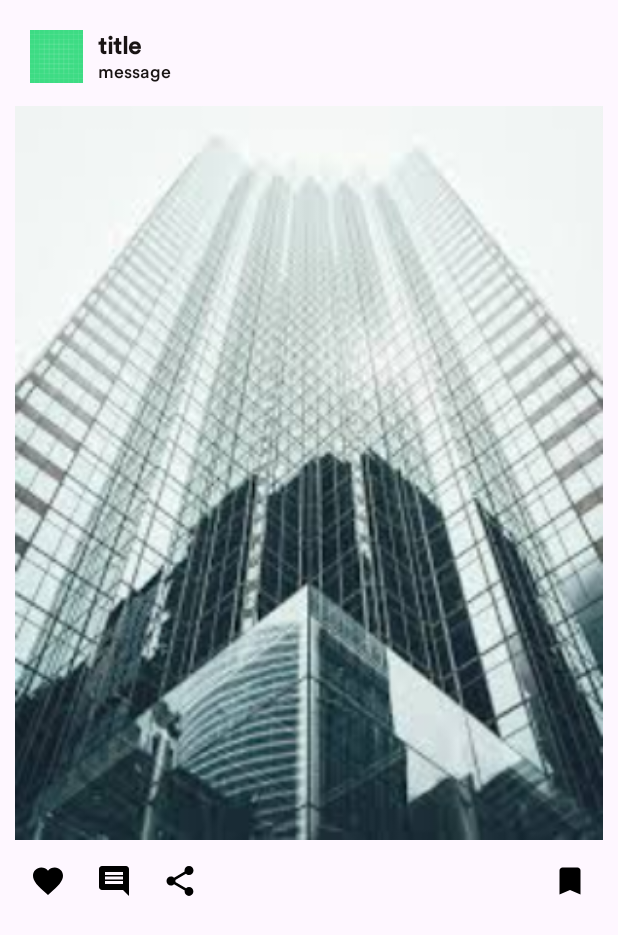
After one commit to ajiang4138/Wrappedify, an Android app: the dashboard screen opened directly, with no data from a screen before it, on a phone screen of 412 x 824 dp. The commit adds this screen. Shown: the top 935 px of the screen. Run offline under Robolectric (Android 15) with nearby library versions, the phone set to English and light mode, and no system bars.

Commit message:
implemented functionality of an Instagram like video feed

```diff
--- /dev/null
+++ b/app/src/main/java/com/example/wrappedify/RecyclerAdapter.java
@@ -0,0 +1,63 @@
+package com.example.wrappedify;
+
+import android.text.Layout;
+import android.view.LayoutInflater;
+import android.view.View;
+import android.view.ViewGroup;
+import android.widget.ImageView;
+import android.widget.TextView;
+
+import androidx.annotation.NonNull;
+import androidx.recyclerview.widget.RecyclerView;
+
+import org.w3c.dom.Text;
+
+import java.util.ArrayList;
+import java.util.zip.Inflater;
+
+public class RecyclerAdapter extends RecyclerView.Adapter<RecyclerAdapter.ViewHolder>{
+
+    private ArrayList<WrappedFeed> arrayList;
+    public RecyclerAdapter(ArrayList<WrappedFeed> arrayList) {
+        this.arrayList = arrayList;
+    }
+    @NonNull
+    @Override
+    public ViewHolder onCreateViewHolder(@NonNull ViewGroup parent, int viewType) {
+        LayoutInflater inflater = LayoutInflater.from(parent.getContext());
+        View view = inflater.inflate(R.layout.item_view, parent, false);
+        return new ViewHolder(view);
+    }
+
+    @Override
+    public void onBindViewHolder(@NonNull ViewHolder holder, int position) {
+        WrappedFeed wrappedFeed = arrayList.get(position);
+
+        holder.title.setText(wrappedFeed.getTitle());
+        holder.message.setText(wrappedFeed.getMessage());
+        holder.profileImage.setImageResource(wrappedFeed.getProfileIcon());
+        holder.postImage.setImageResource(wrappedFeed.getPostImage());
+
+    }
+
+    @Override
+    public int getItemCount() {
+        return arrayList.size();
+    }
+
+    public class ViewHolder extends RecyclerView.ViewHolder {
+        ImageView profileImage;
+        ImageView postImage;
+        TextView title;
+        TextView message;
+        public ViewHolder(@NonNull View itemView) {
+            super(itemView);
+
+            profileImage = itemView.findViewById(R.id.ivProfile);
+            postImage = itemView.findViewById(R.id.ivPost);
+            title = itemView.findViewById(R.id.title);
+            message = itemView.findViewById(R.id.message);
+
+        }
+    }
+}
--- /dev/null
+++ b/app/src/main/java/com/example/wrappedify/WrappedFeed.java
@@ -0,0 +1,47 @@
+package com.example.wrappedify;
+
+public class WrappedFeed {
+    private int profileIcon;
+    private int postImage;
+    private String title;
+    private String message;
+
+    public WrappedFeed(int profileIcon, int postImage, String title, String message) {
+        this.profileIcon = profileIcon;
+        this.postImage = postImage;
+        this.title = title;
+        this.message = message;
+    }
+
+    public int getProfileIcon() {
+        return profileIcon;
+    }
+
+    public void setProfileIcon(int profileIcon) {
+        this.profileIcon = profileIcon;
+    }
+
+    public int getPostImage() {
+        return postImage;
+    }
+
+    public void setPostImage(int postImage) {
+        this.postImage = postImage;
+    }
+
+    public String getTitle() {
+        return title;
+    }
+
+    public void setTitle(String title) {
+        this.title = title;
+    }
+
+    public String getMessage() {
+        return message;
+    }
+
+    public void setMessage(String message) {
+        this.message = message;
+    }
+}
--- /dev/null
+++ b/app/src/main/java/com/example/wrappedify/dashboard.java
@@ -0,0 +1,39 @@
+package com.example.wrappedify;
+
+import android.os.Bundle;
+
+import androidx.activity.EdgeToEdge;
+import androidx.appcompat.app.AppCompatActivity;
+import androidx.core.graphics.Insets;
+import androidx.core.view.ViewCompat;
+import androidx.core.view.WindowInsetsCompat;
+import androidx.recyclerview.widget.LinearLayoutManager;
+import androidx.recyclerview.widget.RecyclerView;
+
+import java.util.ArrayList;
+
+public class dashboard extends AppCompatActivity {
+    private RecyclerView recyclerView;
+    private ArrayList<WrappedFeed> arrayList;
+
+    @Override
+    protected void onCreate(Bundle savedInstanceState) {
+        super.onCreate(savedInstanceState);
+        EdgeToEdge.enable(this);
+        setContentView(R.layout.activity_dashboard);
+        ViewCompat.setOnApplyWindowInsetsListener(findViewById(R.id.main), (v, insets) -> {
+            Insets systemBars = insets.getInsets(WindowInsetsCompat.Type.systemBars());
+            v.setPadding(systemBars.left, systemBars.top, systemBars.right, systemBars.bottom);
+            return insets;
+        });
+
+        arrayList = new ArrayList<>();
+        recyclerView = findViewById(R.id.recyclerView);
+
+        arrayList.add(new WrappedFeed(R.drawable.ic_launcher_background, R.drawable.post, "title", "message"));
+
+        RecyclerAdapter recyclerAdapter = new RecyclerAdapter(arrayList);
+        recyclerView.setAdapter(recyclerAdapter);
+        recyclerView.setLayoutManager(new LinearLayoutManager(this));
+    }
+}
--- /dev/null
+++ b/app/src/main/res/drawable/baseline_bookmark_24.xml
@@ -0,0 +1,5 @@
+<vector xmlns:android="http://schemas.android.com/apk/res/android" android:height="24dp" android:tint="#000000" android:viewportHeight="24" android:viewportWidth="24" android:width="24dp">
+
+    <path android:fillColor="@android:color/white" android:pathData="M17,3H7c-1.1,0 -1.99,0.9 -1.99,2L5,21l7,-3 7,3V5c0,-1.1 -0.9,-2 -2,-2z"/>
+
+</vector>
--- /dev/null
+++ b/app/src/main/res/drawable/baseline_comment_24.xml
@@ -0,0 +1,5 @@
+<vector xmlns:android="http://schemas.android.com/apk/res/android" android:autoMirrored="true" android:height="24dp" android:tint="#000000" android:viewportHeight="24" android:viewportWidth="24" android:width="24dp">
+
+    <path android:fillColor="@android:color/white" android:pathData="M21.99,4c0,-1.1 -0.89,-2 -1.99,-2L4,2c-1.1,0 -2,0.9 -2,2v12c0,1.1 0.9,2 2,2h14l4,4 -0.01,-18zM18,14L6,14v-2h12v2zM18,11L6,11L6,9h12v2zM18,8L6,8L6,6h12v2z"/>
+
+</vector>
--- /dev/null
+++ b/app/src/main/res/drawable/baseline_favorite_24.xml
@@ -0,0 +1,5 @@
+<vector xmlns:android="http://schemas.android.com/apk/res/android" android:height="24dp" android:tint="#000000" android:viewportHeight="24" android:viewportWidth="24" android:width="24dp">
+
+    <path android:fillColor="@android:color/white" android:pathData="M12,21.35l-1.45,-1.32C5.4,15.36 2,12.28 2,8.5 2,5.42 4.42,3 7.5,3c1.74,0 3.41,0.81 4.5,2.09C13.09,3.81 14.76,3 16.5,3 19.58,3 22,5.42 22,8.5c0,3.78 -3.4,6.86 -8.55,11.54L12,21.35z"/>
+
+</vector>
--- /dev/null
+++ b/app/src/main/res/drawable/baseline_menu_24.xml
@@ -0,0 +1,5 @@
+<vector xmlns:android="http://schemas.android.com/apk/res/android" android:height="24dp" android:tint="#000000" android:viewportHeight="24" android:viewportWidth="24" android:width="24dp">
+
+    <path android:fillColor="@android:color/white" android:pathData="M3,18h18v-2L3,16v2zM3,13h18v-2L3,11v2zM3,6v2h18L21,6L3,6z"/>
+
+</vector>
--- /dev/null
+++ b/app/src/main/res/drawable/baseline_share_24.xml
@@ -0,0 +1,5 @@
+<vector xmlns:android="http://schemas.android.com/apk/res/android" android:height="24dp" android:tint="#000000" android:viewportHeight="24" android:viewportWidth="24" android:width="24dp">
+
+    <path android:fillColor="@android:color/white" android:pathData="M18,16.08c-0.76,0 -1.44,0.3 -1.96,0.77L8.91,12.7c0.05,-0.23 0.09,-0.46 0.09,-0.7s-0.04,-0.47 -0.09,-0.7l7.05,-4.11c0.54,0.5 1.25,0.81 2.04,0.81 1.66,0 3,-1.34 3,-3s-1.34,-3 -3,-3 -3,1.34 -3,3c0,0.24 0.04,0.47 0.09,0.7L8.04,9.81C7.5,9.31 6.79,9 6,9c-1.66,0 -3,1.34 -3,3s1.34,3 3,3c0.79,0 1.5,-0.31 2.04,-0.81l7.12,4.16c-0.05,0.21 -0.08,0.43 -0.08,0.65 0,1.61 1.31,2.92 2.92,2.92 1.61,0 2.92,-1.31 2.92,-2.92s-1.31,-2.92 -2.92,-2.92z"/>
+
+</vector>
--- /dev/null
+++ b/app/src/main/res/layout/activity_dashboard.xml
@@ -0,0 +1,19 @@
+<?xml version="1.0" encoding="utf-8"?>
+<androidx.constraintlayout.widget.ConstraintLayout xmlns:android="http://schemas.android.com/apk/res/android"
+    xmlns:app="http://schemas.android.com/apk/res-auto"
+    xmlns:tools="http://schemas.android.com/tools"
+    android:id="@+id/main"
+    android:layout_width="match_parent"
+    android:layout_height="match_parent"
+    tools:context=".dashboard">
+
+    <androidx.recyclerview.widget.RecyclerView
+        android:id="@+id/recyclerView"
+        android:layout_width="0dp"
+        android:layout_height="0dp"
+        app:layout_constraintBottom_toBottomOf="parent"
+        app:layout_constraintLeft_toLeftOf="parent"
+        app:layout_constraintRight_toRightOf="parent"
+        app:layout_constraintTop_toTopOf="parent" />
+
+</androidx.constraintlayout.widget.ConstraintLayout>
--- /dev/null
+++ b/app/src/main/res/layout/item_view.xml
@@ -0,0 +1,106 @@
+<?xml version="1.0" encoding="utf-8" ?>
+<androidx.constraintlayout.widget.ConstraintLayout xmlns:android="http://schemas.android.com/apk/res/android"
+    android:layout_width="match_parent"
+    android:layout_height="wrap_content"
+    android:layout_margin="10dp"
+    xmlns:app="http://schemas.android.com/apk/res-auto">
+
+    <androidx.constraintlayout.widget.ConstraintLayout
+        android:id="@+id/c1Top"
+        android:layout_width="match_parent"
+        android:layout_height="wrap_content"
+        app:layout_constraintTop_toTopOf="parent"
+        app:layout_constraintStart_toStartOf="parent">
+
+        <ImageView
+            android:id="@+id/ivProfile"
+            android:layout_width="35dp"
+            android:layout_height="35dp"
+            android:src="@mipmap/ic_launcher_round"
+            android:layout_margin="10dp"
+            app:layout_constraintTop_toTopOf="parent"
+            app:layout_constraintStart_toStartOf="parent"/>
+
+        <TextView
+            android:id="@+id/title"
+            android:layout_width="0dp"
+            android:layout_height="wrap_content"
+            app:layout_constraintStart_toEndOf="@id/ivProfile"
+            app:layout_constraintEnd_toStartOf="@id/menu"
+            android:layout_margin="10dp"
+            android:text="@string/title"
+            android:textSize="16sp"
+            android:textStyle="bold"
+            app:layout_constraintTop_toTopOf="parent" />
+
+        <TextView
+            android:id="@+id/message"
+            android:layout_width="0dp"
+            android:layout_height="wrap_content"
+            app:layout_constraintStart_toEndOf="@id/ivProfile"
+            app:layout_constraintEnd_toStartOf="@id/menu"
+            android:text="message"
+            android:layout_marginHorizontal="10dp"
+            android:layout_marginBottom="10dp"
+            app:layout_constraintBottom_toBottomOf="parent"
+            app:layout_constraintTop_toBottomOf="@id/title"/>
+
+        <TextView
+            android:id="@+id/menu"
+            android:layout_width="wrap_content"
+            android:layout_height="match_parent"
+            android:src="@drawable/baseline_menu_24"
+            android:layout_marginHorizontal="10dp"
+            app:layout_constraintTop_toTopOf="@id/ivProfile"
+            app:layout_constraintStart_toEndOf="@id/title"
+            app:layout_constraintEnd_toEndOf="parent"
+            app:layout_constraintBottom_toBottomOf="@id/title"/>
+
+
+    </androidx.constraintlayout.widget.ConstraintLayout>
+
+    <ImageView
+        android:id="@+id/ivPost"
+        android:layout_width="match_parent"
+        android:layout_height="500dp"
+        android:src="@mipmap/ic_launcher"
+        app:layout_constraintTop_toBottomOf="@id/c1Top"/>
+
+    <ImageView
+        android:id="@+id/ivLike"
+        android:layout_width="wrap_content"
+        android:layout_height="wrap_content"
+        android:src="@drawable/baseline_favorite_24"
+        app:layout_constraintTop_toBottomOf="@id/ivPost"
+        android:padding="10dp"
+        app:layout_constraintStart_toStartOf="parent"/>
+
+    <ImageView
+        android:id="@+id/ivComment"
+        android:layout_width="wrap_content"
+        android:layout_height="wrap_content"
+        android:src="@drawable/baseline_comment_24"
+        app:layout_constraintTop_toBottomOf="@id/ivPost"
+        android:padding="10dp"
+        app:layout_constraintStart_toEndOf="@id/ivLike"/>
+
+    <ImageView
+        android:id="@+id/ivShare"
+        android:layout_width="wrap_content"
+        android:layout_height="wrap_content"
+        android:src="@drawable/baseline_share_24"
+        app:layout_constraintTop_toBottomOf="@id/ivPost"
+        android:padding="10dp"
+        app:layout_constraintStart_toEndOf="@id/ivComment"/>
+
+    <ImageView
+        android:id="@+id/ivBookmark"
+        android:layout_width="wrap_content"
+        android:layout_height="wrap_content"
+        android:src="@drawable/baseline_bookmark_24"
+        app:layout_constraintTop_toBottomOf="@id/ivPost"
+        android:padding="10dp"
+        app:layout_constraintEnd_toEndOf="parent"/>
+
+
+</androidx.constraintlayout.widget.ConstraintLayout>
--- a/app/src/main/res/values/strings.xml
+++ b/app/src/main/res/values/strings.xml
@@ -1,3 +1,4 @@
 <resources>
     <string name="app_name">Wrappedify</string>
+    <string name="title">title</string>
 </resources>
```
Also changed, not shown: app/src/main/AndroidManifest.xml (+10 -8 lines), app/src/main/res/drawable/post.jpg (added).
